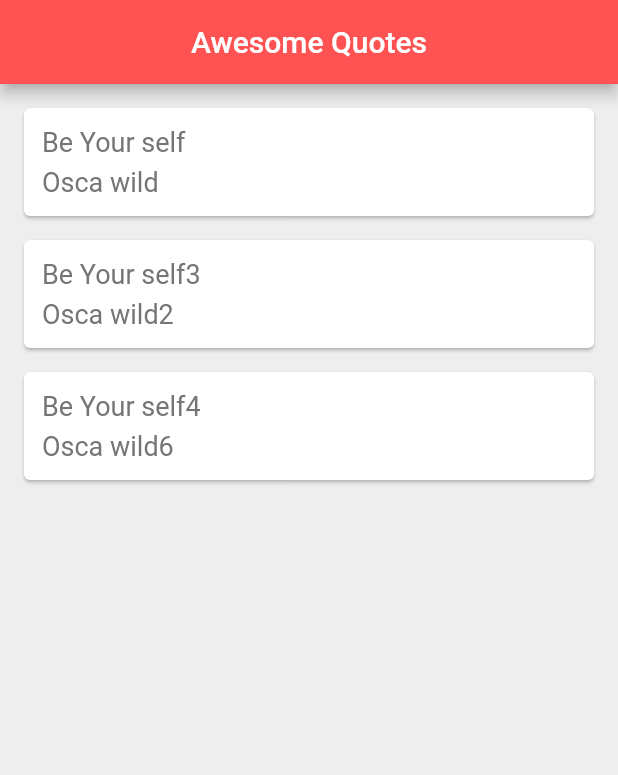
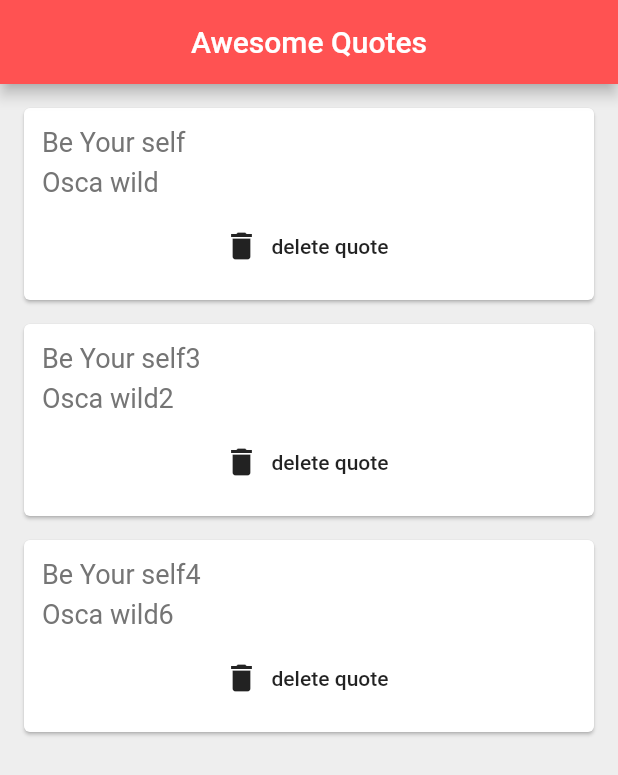
Before and after one commit to PhalugunaRao/FlutterDev, a Flutter app: the screen it shows after launch, on a phone screen of 412 x 824 dp. Shown: the top 775 px of the screen. Run offline on Flutter 3.47's test engine with Material 2 defaults, Android fonts, the phone set to English and light mode, and no system bars.

Commit message:
Functions as Parameters

```diff
--- a/lib/main.dart
+++ b/lib/main.dart
@@ -34,7 +34,14 @@ class _QuoteListState extends State<QuoteList> {
         backgroundColor: Colors.redAccent,
       ),
       body: Column(
-        children: quotes.map((quote) => QuoteCard(quote:quote)).toList(),
+        children: quotes.map((quote) => QuoteCard(
+          quote: quote,
+          delete:(){
+            setState(() {
+              quotes.remove(quote);
+            });
+          }
+        )).toList(),
        /* children: quotes.map((e){
           return Text(e);
         }).toList(),*/
--- a/lib/quote_card.dart
+++ b/lib/quote_card.dart
@@ -3,7 +3,8 @@ import 'quote.dart';
 
 class QuoteCard extends StatelessWidget {
   final Quote quote;
-  QuoteCard({this.quote});
+  final Function delete;
+  QuoteCard({this.quote,this.delete});
 
   @override
   Widget build(BuildContext context) {
@@ -29,6 +30,11 @@ class QuoteCard extends StatelessWidget {
                 color: Colors.grey[600],
               ),
             ),
+            SizedBox(height: 8.0),
+            FlatButton.icon(
+                onPressed: delete,
+                icon: Icon(Icons.delete),
+                label: Text('delete quote'))
           ],
         ),
       ),
```
